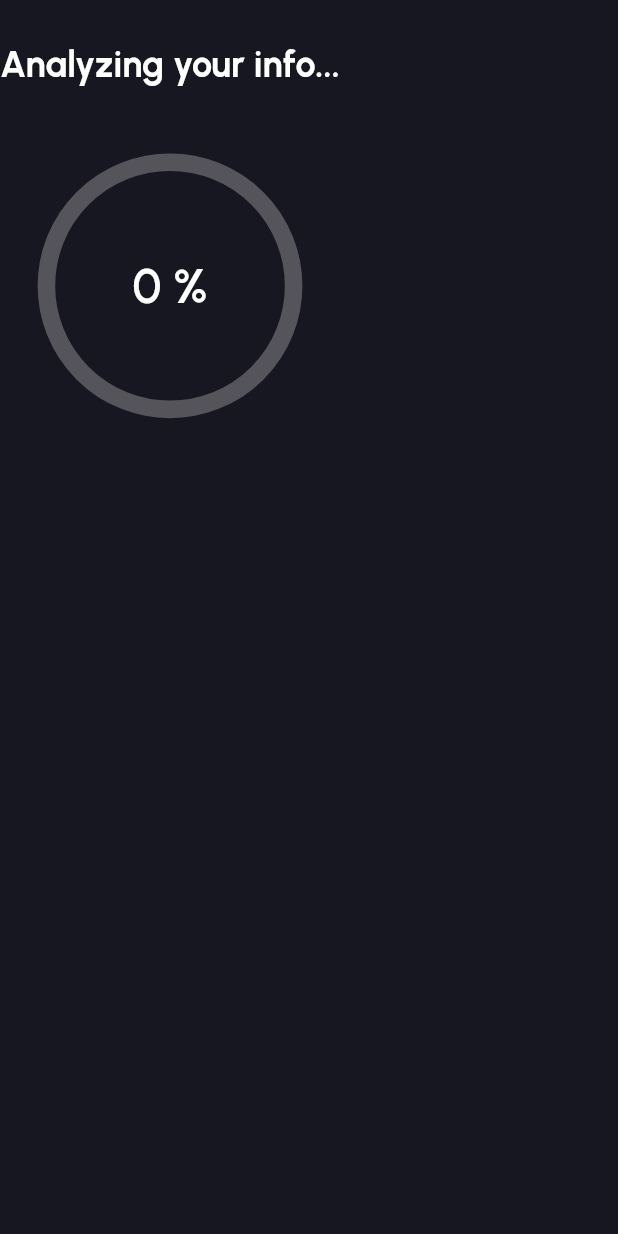
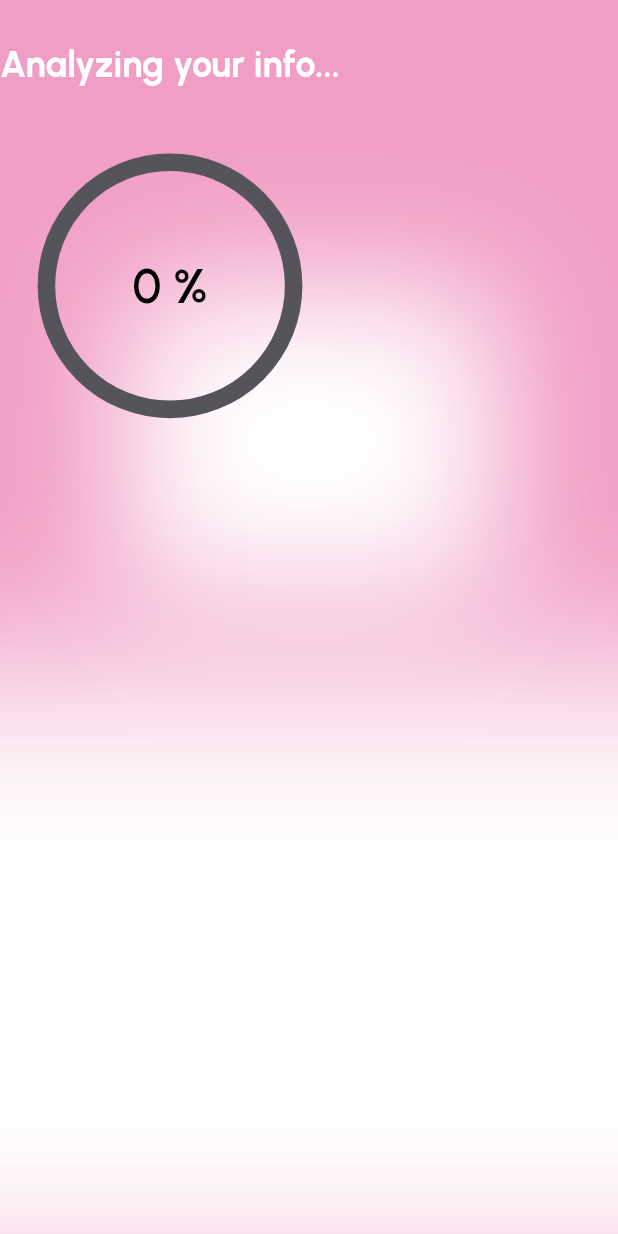
Before and after one commit to pavlogrinchenkoo/glow_up, a Flutter app: the OnboardingFinishIndicator screen opened directly with empty values, on a phone screen of 412 x 824 dp. Run offline on Flutter 3.47's test engine with Material 3 defaults, Android fonts, the light colour scheme and no system bars; our stand-ins replace auto_route, blur, camera, card_swiper, cloud_firestore, device_info_plus and 17 more; missing offline and left inert: amplitude_flutter, before_after, in_app_review, open_settings_plus, purchases_flutter; accounts and stored records are empty; project files that could hold a hidden picture were left out.

Commit message:
GRN-066:Redesign leftovers pages

```diff
--- a/lib/screens/onboarding_page/widgets/onboarding_finish_indicator.dart
+++ b/lib/screens/onboarding_page/widgets/onboarding_finish_indicator.dart
@@ -1,9 +1,12 @@
+import 'dart:math';
+
 import 'package:glow_up/api/load_data_point/dto.dart';
 import 'package:glow_up/generated/l10n.dart';
 import 'package:glow_up/screens/onboarding_page/bloc.dart';
 import 'package:glow_up/style.dart';
 import 'package:glow_up/utils/spaces.dart';
 import 'package:flutter/material.dart';
+import 'package:glow_up/widgets/custom_boxeh.dart';
 
 class OnboardingFinishIndicator extends StatefulWidget {
   final double valueProgress;
@@ -45,9 +48,30 @@ class _OnboardingFinishIndicatorState extends State<OnboardingFinishIndicator> {
   Widget build(BuildContext context) {
     final height = MediaQuery.of(context).size.height;
     return Scaffold(
-      backgroundColor: BC.navyGrey,
+      backgroundColor: BC.pink,
       body: Stack(
         children: [
+          CustomBokeh(
+            size: height / 1,
+            scaleY: 0.3,
+            scaleX: 0.5,
+            alignment: Alignment.bottomCenter,
+            transform: Offset(Sizes.scale, -height / 7),
+            shape: BoxShape.rectangle,
+            angleInRadians: pi / Sizes.s2,
+            blurWhiteHard: true,
+            // isPurpleShadow: true,
+          ),
+          CustomBokeh(
+            size: height / 1,
+            scaleY: 1,
+            scaleX: 1,
+            alignment: Alignment.bottomCenter,
+            transform: Offset(Sizes.scale, height / 3.4),
+            shape: BoxShape.rectangle,
+            angleInRadians: pi / Sizes.s2,
+            // isPurpleShadow: true,
+          ),
           SafeArea(
             bottom: false,
             child: Column(
@@ -72,17 +96,15 @@ class _OnboardingFinishIndicatorState extends State<OnboardingFinishIndicator> {
                           child: CircularProgressIndicator(
                             value: widget.valueProgress,
                             strokeWidth: height < 840 ? 9 : 12,
-                            valueColor: AlwaysStoppedAnimation<Color>(BC.salad),
+                            valueColor:
+                                AlwaysStoppedAnimation<Color>(BC.lightGreen),
                             backgroundColor: BC.lightGray,
                           ),
                         ),
                       ),
-                      Text(
-                        '${(widget.valueProgress * 100).toInt()} %',
-                        style: height < 840
-                            ? BS.tex32Text.apply(color: BC.white)
-                            : BS.indicatorText.apply(color: BC.white),
-                      ),
+                      Text('${(widget.valueProgress * 100).toInt()} %',
+                          style:
+                              height < 840 ? BS.tex32Text : BS.indicatorText),
                     ],
                   ),
                 ),
@@ -95,7 +117,7 @@ class _OnboardingFinishIndicatorState extends State<OnboardingFinishIndicator> {
                 if (widget.isLastText)
                   Text(
                     widget.s.scanCompleted,
-                    style: BS.tex24.apply(color: BC.white),
+                    style: BS.tex24,
                     textAlign: TextAlign.center,
                   )
               ],
@@ -124,12 +146,14 @@ class ShowDataPoint extends StatelessWidget {
               height: Sizes.s25,
               width: Sizes.s25,
               decoration: BoxDecoration(
-                color: loadDataInfoStatus.isActive ? BC.salad : BC.darkSalad,
+                color: loadDataInfoStatus.isActive
+                    ? BC.purpleViolet
+                    : BC.purpleViolet.withOpacity(0.7),
                 shape: BoxShape.circle,
               ),
               child: Icon(
                 Icons.check,
-                color: BC.navyGrey,
+                color: BC.white,
                 size: Sizes.s16,
               ),
             ),
@@ -137,7 +161,7 @@ class ShowDataPoint extends StatelessWidget {
           Expanded(
             child: Text(
               loadDataInfoStatus.name,
-              style: BS.tex14withFont400.apply(color: BC.white),
+              style: BS.tex14withFont400,
             ),
           ),
         ],
--- a/lib/screens/onboarding_page/widgets/onboarding_take_photo.dart
+++ b/lib/screens/onboarding_page/widgets/onboarding_take_photo.dart
@@ -126,6 +126,7 @@ class _OnboardingTakePhotoState extends State<OnboardingTakePhoto> {
           transform: Offset(Sizes.scale, screenHeight / 14),
           shape: BoxShape.rectangle,
           angleInRadians: pi / Sizes.s2,
+          blurWhiteHard: true,
         ),
         Padding(
           padding: EdgeInsets.only(top: topOffset * 1.0),
--- a/lib/style.dart
+++ b/lib/style.dart
@@ -20,6 +20,7 @@ class ThemeColors {
   static const Color lightGray = Color(0xFF55545A);
   static const Color pink = Color(0xFFF19EC6);
   static const Color purpleViolet = Color(0xFF8A00D4);
+  static const Color lightGreen = Color(0xFF00D42F);
 }
 
 abstract class BC {
@@ -58,6 +59,8 @@ abstract class BC {
   static Color get pink => ThemeColors.pink;
 
   static Color get purpleViolet => ThemeColors.purpleViolet;
+
+  static Color get lightGreen => ThemeColors.lightGreen;
 }
 
 abstract class BS {
--- a/lib/widgets/custom_boxeh.dart
+++ b/lib/widgets/custom_boxeh.dart
@@ -9,7 +9,7 @@ class CustomBokeh extends StatelessWidget {
   final BoxShape? shape;
   final double? angleInRadians;
   final bool isPurpleShadow;
-  final bool isPinkShadow;
+  final bool blurWhiteHard;
 
   const CustomBokeh({
     required this.size,
@@ -20,7 +20,7 @@ class CustomBokeh extends StatelessWidget {
     this.shape,
     this.angleInRadians,
     this.isPurpleShadow = false,
-    this.isPinkShadow = false,
+    this.blurWhiteHard = false,
     super.key,
   });
 
@@ -40,8 +40,8 @@ class CustomBokeh extends StatelessWidget {
               height: size,
               decoration: BoxDecoration(
                 shape: shape ?? BoxShape.circle,
-                boxShadow: isPinkShadow
-                    ? [CustomShadows.bokehPink(context)]
+                boxShadow: blurWhiteHard
+                    ? [CustomShadows.bokehWhiteHard(context)]
                     : isPurpleShadow
                         ? [CustomShadows.bokehPurpule(context)]
                         : [CustomShadows.bokehWhite(context)],
@@ -69,10 +69,10 @@ class CustomShadows {
     );
   }
 
-  static BoxShadow bokehPink(BuildContext context) {
+  static BoxShadow bokehWhiteHard(BuildContext context) {
     return BoxShadow(
       color: BC.white.withOpacity(1),
-      blurRadius: 10,
+      blurRadius: 200,
     );
   }
 }
```
Also changed, not shown: lib/screens/onboarding_page/widgets/onboarding_photo_preview.dart (+45 -12 lines).
